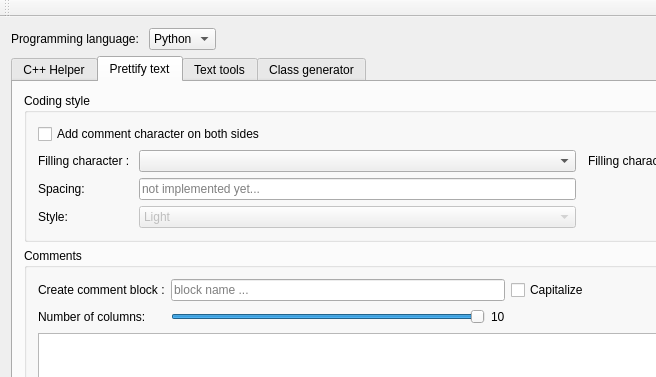
The window that CodeHelper/mainwindow.ui (matthiaszeller/CodeHelper) describes before a commit, drawn with Qt 5; both pictures show x 0 to 656 and y 0 to 377 of the 862 by 767 pixel window.
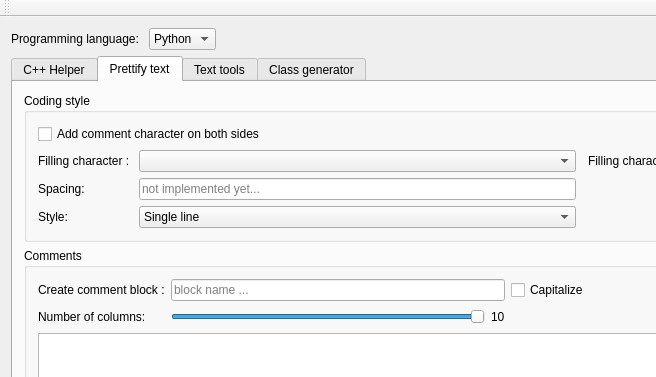
The same window after the commit. The open tabs and pages were chosen to show the change.

What changed in the file:
```diff
--- a/CodeHelper/mainwindow.ui
+++ b/CodeHelper/mainwindow.ui
@@ -145,12 +145,9 @@
            </item>
            <item row="3" column="1">
             <widget class="QComboBox" name="comboBox_prettify_style">
-             <property name="enabled">
-              <bool>false</bool>
-             </property>
              <item>
               <property name="text">
-               <string>Light</string>
+               <string>Single line</string>
               </property>
              </item>
              <item>
```
Left out of the diff: 6 changed lines with no effect on the pictures.
